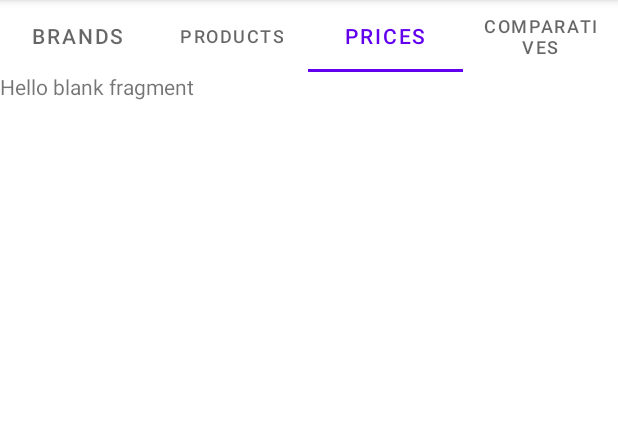
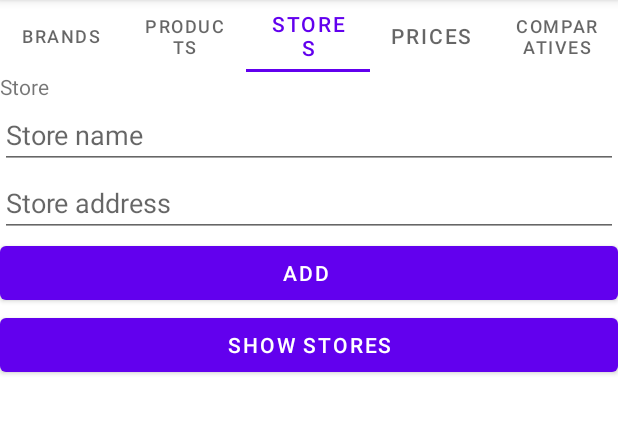
Before and after one commit to Josuepma/PM_Equipo_04, an Android app: the screen it shows after launch (MainActivity), tab 3 chosen, on a phone screen of 412 x 824 dp, the part 84-518 px from its top. Run offline under Robolectric (Android 15) with nearby library versions, the phone set to English and light mode, and no system bars.

Commit message:
cursor.moveToFirst() and Store working

```diff
--- a/app/src/main/java/com/upv/pm_2022/iti_27856_u1_equipo_04/Comparative.java
+++ b/app/src/main/java/com/upv/pm_2022/iti_27856_u1_equipo_04/Comparative.java
@@ -91,7 +91,7 @@ public class Comparative {
         SQLiteDatabase db = usdbh.getWritableDatabase();
         if(db != null){
             Cursor cursor = db.rawQuery("SELECT * FROM " + TABLE + " WHERE id = " + id,null);
-            if(cursor.getCount()!=0){
+            if(cursor.getCount()!=0 && cursor.moveToFirst()){
                 DateFormat df = new SimpleDateFormat("dd/MM/yyyy");
                 Date date = null;
                 try {
--- a/app/src/main/java/com/upv/pm_2022/iti_27856_u1_equipo_04/MainActivity.java
+++ b/app/src/main/java/com/upv/pm_2022/iti_27856_u1_equipo_04/MainActivity.java
@@ -33,7 +33,7 @@ public class MainActivity extends AppCompatActivity {
         ViewPagerAdapter adapter = new ViewPagerAdapter(getSupportFragmentManager(), getLifecycle());
         viewPager2.setAdapter(adapter);
 
-        String[] tabs = new String[]{"Brands","Products","Prices","Comparatives"};
+        String[] tabs = new String[]{"Brands","Products","Stores","Prices","Comparatives"};
         new TabLayoutMediator(tabLayout, viewPager2,
                 (tab, position) -> tab.setText(tabs[position])
         ).attach();
--- a/app/src/main/java/com/upv/pm_2022/iti_27856_u1_equipo_04/Price.java
+++ b/app/src/main/java/com/upv/pm_2022/iti_27856_u1_equipo_04/Price.java
@@ -88,7 +88,7 @@ public class Price {
         SQLiteDatabase db = usdbh.getWritableDatabase();
         if(db != null){
             Cursor cursor = db.rawQuery("SELECT * FROM " + TABLE + " WHERE id = " + id,null);
-            if(cursor.getCount()!=0){
+            if(cursor.getCount()!=0 && cursor.moveToFirst()){
                 DateFormat df = new SimpleDateFormat("dd/MM/yyyy");
                 Date date = null;
                 try {
--- a/app/src/main/java/com/upv/pm_2022/iti_27856_u1_equipo_04/Product.java
+++ b/app/src/main/java/com/upv/pm_2022/iti_27856_u1_equipo_04/Product.java
@@ -72,7 +72,7 @@ public class Product {
         SQLiteDatabase db = usdbh.getWritableDatabase();
         if(db != null){
             Cursor cursor = db.rawQuery("SELECT * FROM " + TABLE + " WHERE id = " + id,null);
-            if(cursor.getCount()!=0){
+            if(cursor.getCount()!=0 && cursor.moveToFirst()){
                 return new Product(
                         cursor.getInt(cursor.getColumnIndexOrThrow("id")),
                         cursor.getString(cursor.getColumnIndexOrThrow("name")),
--- a/app/src/main/java/com/upv/pm_2022/iti_27856_u1_equipo_04/Store.java
+++ b/app/src/main/java/com/upv/pm_2022/iti_27856_u1_equipo_04/Store.java
@@ -68,7 +68,7 @@ public class Store {
         SQLiteDatabase db = usdbh.getWritableDatabase();
         if(db != null){
             Cursor cursor = db.rawQuery("SELECT * FROM " + TABLE + " WHERE id = " + id,null);
-            if(cursor.getCount()!=0){
+            if(cursor.getCount()!=0 && cursor.moveToFirst()){
                 return new Store(
                         cursor.getInt(cursor.getColumnIndexOrThrow("id")),
                         cursor.getString(cursor.getColumnIndexOrThrow("name")),
--- a/app/src/main/java/com/upv/pm_2022/iti_27856_u1_equipo_04/ViewPagerAdapter.java
+++ b/app/src/main/java/com/upv/pm_2022/iti_27856_u1_equipo_04/ViewPagerAdapter.java
@@ -8,7 +8,7 @@ import androidx.viewpager2.adapter.FragmentStateAdapter;
 
 public class ViewPagerAdapter extends FragmentStateAdapter {
 
-    private final int NUM_TABS = 4;
+    private final int NUM_TABS = 5;
 
     public ViewPagerAdapter(@NonNull FragmentManager fragmentManager, @NonNull Lifecycle lifecycle) {
         super(fragmentManager,lifecycle);
@@ -22,6 +22,8 @@ public class ViewPagerAdapter extends FragmentStateAdapter {
         if (position == 2)
             return new StoreFragment();
         if (position == 3)
+            return new PriceFragment();
+        if (position == 4)
             return new ComparativeFragment();
         return new BrandFragment();
     }
--- a/app/src/main/res/layout/activity_main.xml
+++ b/app/src/main/res/layout/activity_main.xml
@@ -16,7 +16,7 @@
         <com.google.android.material.tabs.TabLayout
             android:id="@+id/tab_layout"
             android:layout_width="match_parent"
-            android:layout_height="wrap_content" />
+            android:layout_height="wrap_content"/>
 
         <androidx.viewpager2.widget.ViewPager2
             android:layout_width="match_parent"
--- a/app/src/main/res/layout/fragment_store.xml
+++ b/app/src/main/res/layout/fragment_store.xml
@@ -5,10 +5,41 @@
     android:layout_height="match_parent"
     tools:context=".StoreFragment">
 
-    <!-- TODO: Update blank fragment layout -->
-    <TextView
+    <LinearLayout
         android:layout_width="match_parent"
         android:layout_height="match_parent"
-        android:text="@string/hello_blank_fragment" />
+        android:orientation="vertical">
+
+        <!-- TODO: Update blank fragment layout -->
+        <TextView
+            android:layout_width="match_parent"
+            android:layout_height="wrap_content"
+            android:text="@string/Store" />
+
+        <EditText
+            android:id="@+id/Store_name"
+            android:layout_width="match_parent"
+            android:layout_height="wrap_content"
+            android:hint="Store name" />
+
+        <EditText
+            android:id="@+id/Store_address"
+            android:layout_width="match_parent"
+            android:layout_height="wrap_content"
+            android:hint="Store address" />
+
+        <Button
+            android:layout_width="match_parent"
+            android:layout_height="wrap_content"
+            android:id="@+id/Store_button"
+            android:text="Add "/>
+
+        <Button
+            android:layout_width="match_parent"
+            android:layout_height="wrap_content"
+            android:id="@+id/Store_button_list"
+            android:text="Show stores"/>
+    </LinearLayout>
+
 
 </FrameLayout>
--- a/app/src/main/res/values/strings.xml
+++ b/app/src/main/res/values/strings.xml
@@ -4,6 +4,8 @@
     <string name="Product">Product</string>
     <string name="Comparative">Comparative</string>
     <string name="Database">merch.db</string>
+    <string name="Store">Store</string>
+    <string name="Price">Price</string>
     <!-- TODO: Remove or change this placeholder text -->
     <string name="hello_blank_fragment">Hello blank fragment</string>
 </resources>
```
Also changed, not shown: app/src/main/java/com/upv/pm_2022/iti_27856_u1_equipo_04/PriceFragment.java (added, +64 -0 lines), app/src/main/java/com/upv/pm_2022/iti_27856_u1_equipo_04/StoreFragment.java (+34 -1 lines), app/src/main/res/layout/dialog_list_store.xml (added, +12 -0 lines), app/src/main/res/layout/fragment_price.xml (added, +14 -0 lines).
